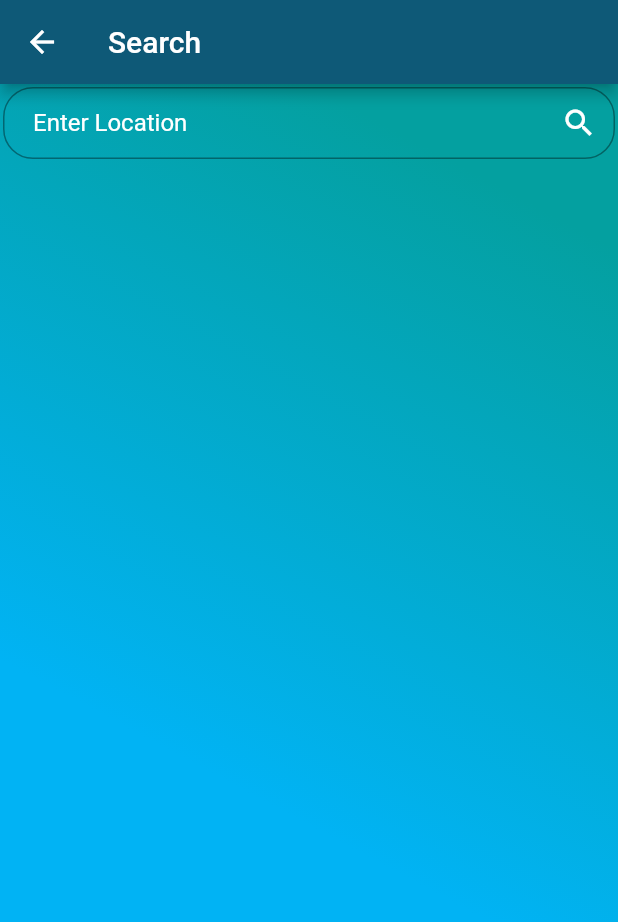
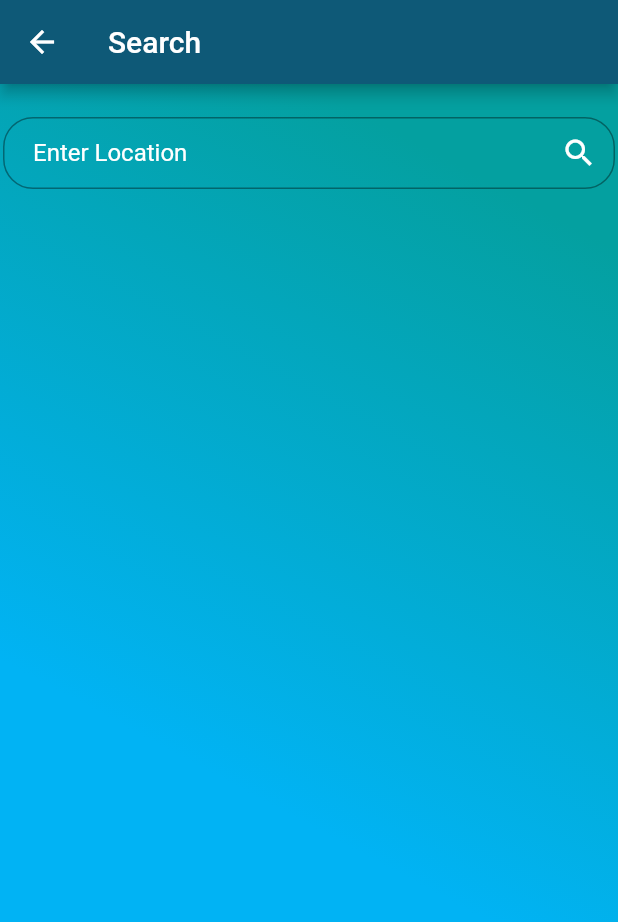
Before and after one commit to fahadrn/Fahad-weather, a Flutter app: the SearchScreen screen opened directly, on a phone screen of 412 x 824 dp. Shown: the top 922 px of the screen. Run offline on Flutter 3.47's test engine with Material 2 defaults, Android fonts, the phone set to English and light mode, and no system bars; our stand-ins replace connectivity_plus, geolocator, get, shared_preferences; accounts and stored records are empty; network calls fail.

Commit message:
alignments

```diff
--- a/lib/model/climate_results.dart
+++ b/lib/model/climate_results.dart
@@ -29,11 +29,11 @@ class _ClimateResultsState extends State<ClimateResults> {
         color: Colors.transparent,
         margin: EdgeInsets.all(0),
         child: Container(
-          padding: EdgeInsets.only(bottom: 50),
           decoration: BoxDecoration(
             borderRadius: BorderRadius.circular(30),
           ),
           child: Column(
+            mainAxisAlignment: MainAxisAlignment.spaceBetween,
             children: [
               HeaderWidget(currentWeather: widget.currentWeather),
               CurrentWeatherWidget(
--- a/lib/screens/search_screen.dart
+++ b/lib/screens/search_screen.dart
@@ -10,6 +10,7 @@ import 'package:weather/model/climate_results.dart';
 import 'package:weather/model/weather_data_current.dart';
 import 'package:weather/screens/favorites_screen.dart';
 import 'package:weather/ui_elements/blueGradient.dart';
+import 'package:weather/widgets/scroller.dart';
 
 class SearchScreen extends StatefulWidget {
   const SearchScreen({super.key});
@@ -114,16 +115,24 @@ class _SearchScreenState extends State<SearchScreen> {
           context: context,
           builder: (context) {
             return AlertDialog(
-              backgroundColor: Colors.white,
-              title: Text('Alert'),
-              content: Text('Location not found'),
+              backgroundColor: Color.fromARGB(148, 0, 229, 255),
+              title: Text(
+                'Alert',
+                style: TextStyle(color: Colors.white),
+              ),
+              content: Text(
+                'Location Not Found',
+                style: TextStyle(color: Colors.white),
+              ),
               actions: [
                 TextButton(
                     onPressed: () {
                       Navigator.of(context).pop();
                     },
-                  child: Text('Close', style: TextStyle(color: Colors.blue)),
-                ),
+                    child: Text(
+                      'Close',
+                      style: TextStyle(color: Colors.white),
+                    )),
               ],
             );
           },
@@ -157,8 +166,10 @@ class _SearchScreenState extends State<SearchScreen> {
             gradient: blueGradient,
           ),
           padding: const EdgeInsets.all(2),
-          child: SingleChildScrollView(
+          child: MediaQuery.of(context).size.height < 782
+              ? Scroller(
                   child: Column(
+                    mainAxisAlignment: MainAxisAlignment.spaceBetween,
                     children: [
                       TextFormField(
                         controller: locationSearchField,
@@ -184,9 +195,9 @@ class _SearchScreenState extends State<SearchScreen> {
                             ),
                           ),
                         ),
-                  onFieldSubmitted: (Value) => fetchLocationClimateDetails(),
+                        onFieldSubmitted: (Value) =>
+                            fetchLocationClimateDetails(),
                       ),
-                SizedBox(height: 10),
                       if (isLoading)
                         CircularProgressIndicator(
                           backgroundColor: Colors.white,
@@ -196,11 +207,55 @@ class _SearchScreenState extends State<SearchScreen> {
                         ClimateResults(
                           currentWeather: currentWeather,
                         ),
+                    ],
+                  ),
+                )
+              : Column(
+                  // mainAxisAlignment: MainAxisAlignment.spaceEvenly,
+                  children: [
                     SizedBox(
-                  height: 35,
+                      height: 20,
+                    ),
+                    TextFormField(
+                      controller: locationSearchField,
+                      decoration: InputDecoration(
+                        contentPadding: EdgeInsets.only(
+                          top: 0,
+                          bottom: 0,
+                          right: 0,
+                          left: 20,
+                        ),
+                        border: OutlineInputBorder(
+                          borderRadius: BorderRadius.all(
+                            Radius.circular(20),
+                          ),
+                        ),
+                        hintText: 'Enter Location',
+                        hintStyle: TextStyle(color: Colors.white),
+                        suffixIcon: IconButton(
+                          onPressed: fetchLocationClimateDetails,
+                          icon: Icon(
+                            Icons.search,
+                            color: Colors.white,
+                          ),
+                        ),
+                      ),
+                      onFieldSubmitted: (Value) =>
+                          fetchLocationClimateDetails(),
+                    ),
+                    SizedBox(
+                      height: 20,
+                    ),
+                    if (isLoading)
+                      CircularProgressIndicator(
+                        backgroundColor: Colors.white,
+                        color: Colors.blue,
+                      ),
+                    if (isLoaded && !isLoading)
+                      ClimateResults(
+                        currentWeather: currentWeather,
                       ),
                   ],
-            ),
                 ),
         ),
         floatingActionButton: !isLoaded
--- a/lib/widgets/Hourly_details.widget.dart
+++ b/lib/widgets/Hourly_details.widget.dart
@@ -64,6 +64,9 @@ class _HourlyDetailsState extends State<HourlyDetails> {
               ],
             ),
           ),
+          SizedBox(
+            height: 115,
+          ),
         ],
       ),
     );
```
Also changed, not shown: lib/screens/favorite_details_screen.dart (+3 -17 lines), lib/screens/favorites_screen.dart (+17 -4 lines), lib/screens/home_screen.dart (+4 -7 lines), lib/widgets/header_widget.dart (+9 -6 lines), lib/widgets/scroller.dart (added, +13 -0 lines). Lines whose indentation alone changed are shown as unchanged.
